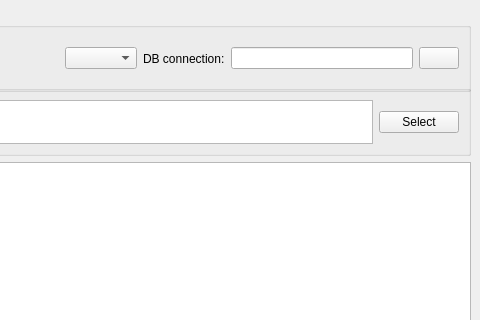
The window that window.ui (Bumerang47/DBRequesterPy3Qt5) describes before a commit, drawn with Qt 5; both pictures show x 301 to 781 and y 0 to 320 of the 781 by 563 pixel window.
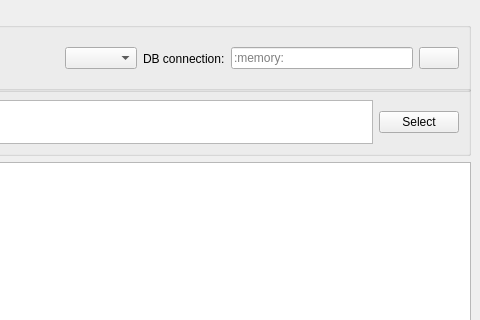
The same window after the commit. Icons and pictures are not drawn. Custom widgets are drawn as their Qt base class.

Commit message: default connection for sqlite with :memory:

Patch:
```diff
--- a/window.ui
+++ b/window.ui
@@ -67,6 +67,9 @@
            <height>0</height>
           </size>
          </property>
+         <property name="placeholderText">
+          <string>:memory:</string>
+         </property>
         </widget>
        </item>
        <item>
```
The commit also changes 2 other files.
